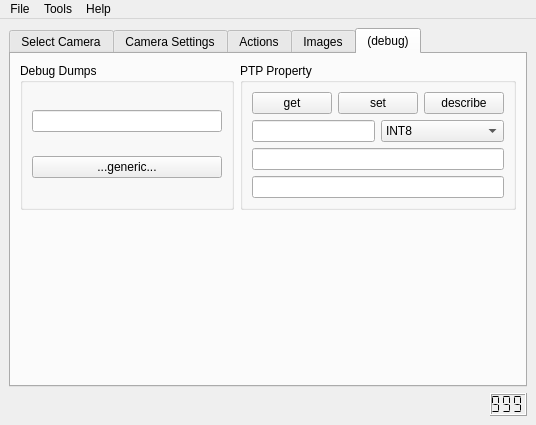
The window that camtool/camtool.ui (steveicarus/camctl) describes before a commit, drawn with Qt 5.
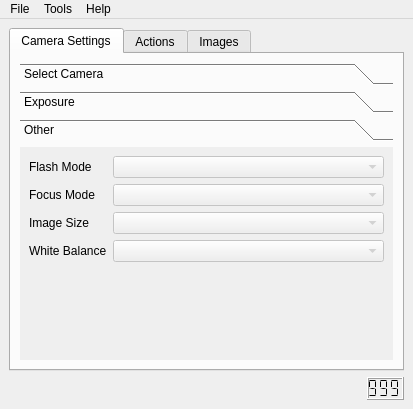
The same window after the commit. The open tabs and pages were chosen to show the change.

Commit message:
Move the Camera Select and (debug) panes.
The Camera Select can be moved into the camera settings
tab. Also move the (debug) pane into its own dialog box.
These changes greatly declutter the main window, and
allow me to shrink it noticibly.

```diff
--- a/camtool/camtool.ui
+++ b/camtool/camtool.ui
@@ -5,8 +5,8 @@
    <rect>
     <x>0</x>
     <y>0</y>
-    <width>536</width>
-    <height>425</height>
+    <width>413</width>
+    <height>409</height>
    </rect>
   </property>
   <property name="windowTitle" >
@@ -25,24 +25,21 @@
       <property name="currentIndex" >
        <number>0</number>
       </property>
-      <widget class="QWidget" name="tab" >
+      <widget class="QWidget" name="tab_2" >
        <attribute name="title" >
+        <string>Camera Settings</string>
+       </attribute>
+       <layout class="QVBoxLayout" name="verticalLayout_5" >
+        <item>
+         <widget class="QToolBox" name="toolBox" >
+          <property name="currentIndex" >
+           <number>0</number>
+          </property>
+          <widget class="QWidget" name="page_3" >
+           <attribute name="label" >
         <string>Select Camera</string>
        </attribute>
        <layout class="QVBoxLayout" name="verticalLayout_2" >
-        <item>
-         <spacer name="verticalSpacer_3" >
-          <property name="orientation" >
-           <enum>Qt::Vertical</enum>
-          </property>
-          <property name="sizeHint" stdset="0" >
-           <size>
-            <width>442</width>
-            <height>45</height>
-           </size>
-          </property>
-         </spacer>
-        </item>
         <item>
          <widget class="QComboBox" name="camera_list_box" >
           <property name="sizePolicy" >
@@ -78,37 +75,27 @@
          </widget>
         </item>
         <item>
-         <spacer name="verticalSpacer_2" >
+             <spacer name="verticalSpacer_4" >
           <property name="orientation" >
            <enum>Qt::Vertical</enum>
           </property>
           <property name="sizeHint" stdset="0" >
            <size>
-            <width>442</width>
-            <height>94</height>
+                <width>20</width>
+                <height>95</height>
            </size>
           </property>
          </spacer>
         </item>
        </layout>
       </widget>
-      <widget class="QWidget" name="tab_2" >
-       <attribute name="title" >
-        <string>Camera Settings</string>
-       </attribute>
-       <layout class="QVBoxLayout" name="verticalLayout_5" >
-        <item>
-         <widget class="QToolBox" name="toolBox" >
-          <property name="currentIndex" >
-           <number>0</number>
-          </property>
           <widget class="QWidget" name="page" >
            <property name="geometry" >
             <rect>
              <x>0</x>
              <y>0</y>
-             <width>482</width>
-             <height>227</height>
+             <width>359</width>
+             <height>176</height>
             </rect>
            </property>
            <attribute name="label" >
@@ -178,8 +165,8 @@
             <rect>
              <x>0</x>
              <y>0</y>
-             <width>358</width>
-             <height>134</height>
+             <width>359</width>
+             <height>176</height>
             </rect>
            </property>
            <attribute name="label" >
@@ -198,6 +185,9 @@
               <property name="enabled" >
                <bool>false</bool>
               </property>
+              <property name="sizeAdjustPolicy" >
+               <enum>QComboBox::AdjustToMinimumContentsLength</enum>
+              </property>
               <property name="minimumContentsLength" >
                <number>24</number>
               </property>
@@ -215,6 +205,9 @@
               <property name="enabled" >
                <bool>false</bool>
               </property>
+              <property name="sizeAdjustPolicy" >
+               <enum>QComboBox::AdjustToMinimumContentsLength</enum>
+              </property>
               <property name="minimumContentsLength" >
                <number>24</number>
               </property>
@@ -232,6 +225,9 @@
               <property name="enabled" >
                <bool>false</bool>
               </property>
+              <property name="sizeAdjustPolicy" >
+               <enum>QComboBox::AdjustToMinimumContentsLength</enum>
+              </property>
               <property name="minimumContentsLength" >
                <number>24</number>
               </property>
@@ -249,6 +245,9 @@
               <property name="enabled" >
                <bool>false</bool>
               </property>
+              <property name="sizeAdjustPolicy" >
+               <enum>QComboBox::AdjustToMinimumContentsLength</enum>
+              </property>
               <property name="minimumContentsLength" >
                <number>24</number>
               </property>
@@ -351,191 +350,6 @@
         </item>
        </layout>
       </widget>
-      <widget class="QWidget" name="tab_5" >
-       <attribute name="title" >
-        <string>(debug)</string>
-       </attribute>
-       <layout class="QVBoxLayout" name="verticalLayout_4" >
-        <item>
-         <layout class="QHBoxLayout" name="horizontalLayout_3" >
-          <item>
-           <widget class="QGroupBox" name="groupBox" >
-            <property name="toolTip" >
-             <string>These buttons cause interesting dumps to be sent to the log file.</string>
-            </property>
-            <property name="title" >
-             <string>Debug Dumps</string>
-            </property>
-            <property name="flat" >
-             <bool>false</bool>
-            </property>
-            <property name="checkable" >
-             <bool>false</bool>
-            </property>
-            <layout class="QVBoxLayout" name="verticalLayout_3" >
-             <item>
-              <widget class="QLineEdit" name="dump_generic_entry" />
-             </item>
-             <item>
-              <widget class="QPushButton" name="dump_generic_button" >
-               <property name="text" >
-                <string>...generic...</string>
-               </property>
-              </widget>
-             </item>
-            </layout>
-           </widget>
-          </item>
-          <item>
-           <widget class="QGroupBox" name="groupBox_2" >
-            <property name="sizePolicy" >
-             <sizepolicy vsizetype="Preferred" hsizetype="Expanding" >
-              <horstretch>0</horstretch>
-              <verstretch>0</verstretch>
-             </sizepolicy>
-            </property>
-            <property name="title" >
-             <string>PTP Property</string>
-            </property>
-            <layout class="QVBoxLayout" name="verticalLayout_6" >
-             <item>
-              <layout class="QHBoxLayout" name="horizontalLayout_4" >
-               <item>
-                <widget class="QPushButton" name="debug_ptp_get_button" >
-                 <property name="text" >
-                  <string>get</string>
-                 </property>
-                </widget>
-               </item>
-               <item>
-                <widget class="QPushButton" name="debug_ptp_set_button" >
-                 <property name="text" >
-                  <string>set</string>
-                 </property>
-                </widget>
-               </item>
-               <item>
-                <widget class="QPushButton" name="debug_ptp_describe_button" >
-                 <property name="text" >
-                  <string>describe</string>
-                 </property>
-                </widget>
-               </item>
-              </layout>
-             </item>
-             <item>
-              <layout class="QHBoxLayout" name="horizontalLayout_5" >
-               <item>
-                <widget class="QLineEdit" name="debug_ptp_code_entry" >
-                 <property name="sizePolicy" >
-                  <sizepolicy vsizetype="Fixed" hsizetype="Minimum" >
-                   <horstretch>0</horstretch>
-                   <verstretch>0</verstretch>
-                  </sizepolicy>
-                 </property>
-                 <property name="toolTip" >
-                  <string>Code for property to get/set.</string>
-                 </property>
-                </widget>
-               </item>
-               <item>
-                <widget class="QComboBox" name="debug_ptp_type_box" >
-                 <property name="toolTip" >
-                  <string>Type of property to get/set.</string>
-                 </property>
-                 <item>
-                  <property name="text" >
-                   <string>INT8</string>
-                  </property>
-                 </item>
-                 <item>
-                  <property name="text" >
-                   <string>UINT8</string>
-                  </property>
-                 </item>
-                 <item>
-                  <property name="text" >
-                   <string>INT16</string>
-                  </property>
-                 </item>
-                 <item>
-                  <property name="text" >
-                   <string>UINT16</string>
-                  </property>
-                 </item>
-                 <item>
-                  <property name="text" >
-                   <string>INT32</string>
-                  </property>
-                 </item>
-                 <item>
-                  <property name="text" >
-                   <string>UINT32</string>
-                  </property>
-                 </item>
-                 <item>
-                  <property name="text" >
-                   <string>INT64</string>
-                  </property>
-                 </item>
-                 <item>
-                  <property name="text" >
-                   <string>UINT64</string>
-                  </property>
-                 </item>
-                 <item>
-                  <property name="text" >
-                   <string>INT128</string>
-                  </property>
-                 </item>
-                 <item>
-                  <property name="text" >
-                   <string>UINT128</string>
-                  </property>
-                 </item>
-                </widget>
-               </item>
-              </layout>
-             </item>
-             <item>
-              <widget class="QLineEdit" name="debug_ptp_value_entry" >
-               <property name="toolTip" >
-                <string>Literal value of the property.</string>
-               </property>
-              </widget>
-             </item>
-             <item>
-              <widget class="QLineEdit" name="debug_ptp_rc_entry" >
-               <property name="toolTip" >
-                <string>Return code from get/set.</string>
-               </property>
-               <property name="readOnly" >
-                <bool>true</bool>
-               </property>
-              </widget>
-             </item>
-            </layout>
-           </widget>
-          </item>
-         </layout>
-        </item>
-        <item>
-         <spacer name="verticalSpacer_4" >
-          <property name="orientation" >
-           <enum>Qt::Vertical</enum>
-          </property>
-          <property name="sizeHint" stdset="0" >
-           <size>
-            <width>20</width>
-            <height>40</height>
-           </size>
-          </property>
-         </spacer>
-        </item>
-       </layout>
-       <zorder>verticalSpacer_4</zorder>
-       <zorder></zorder>
-      </widget>
      </widget>
     </item>
     <item>
@@ -586,7 +400,7 @@
     <rect>
      <x>0</x>
      <y>0</y>
-     <width>536</width>
+     <width>413</width>
      <height>22</height>
     </rect>
    </property>
@@ -608,6 +422,8 @@
      <string>Tools</string>
     </property>
     <addaction name="tools_preview" />
+    <addaction name="separator" />
+    <addaction name="tools_debug" />
    </widget>
    <addaction name="menuFile" />
    <addaction name="menuTools" />
@@ -636,6 +452,14 @@
     <string>Preview Window</string>
    </property>
   </action>
+  <action name="tools_debug" >
+   <property name="text" >
+    <string>(debug)</string>
+   </property>
+   <property name="toolTip" >
+    <string>Window for expert debugging of Camtool</string>
+   </property>
+  </action>
  </widget>
  <resources/>
  <connections/>
```
Lines whose indentation alone changed are shown as unchanged. The commit also changes 6 other files.
